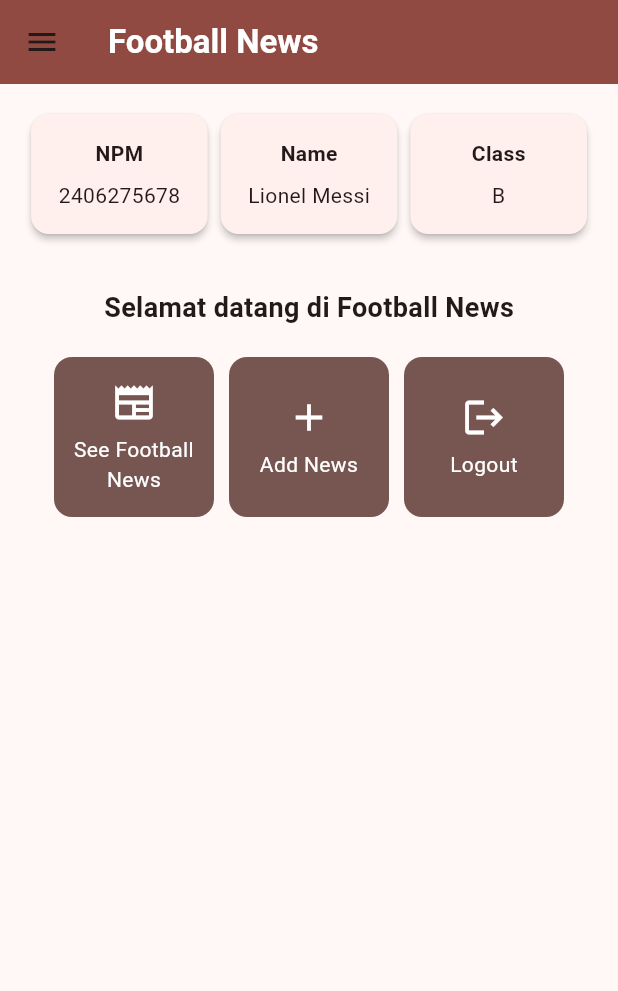
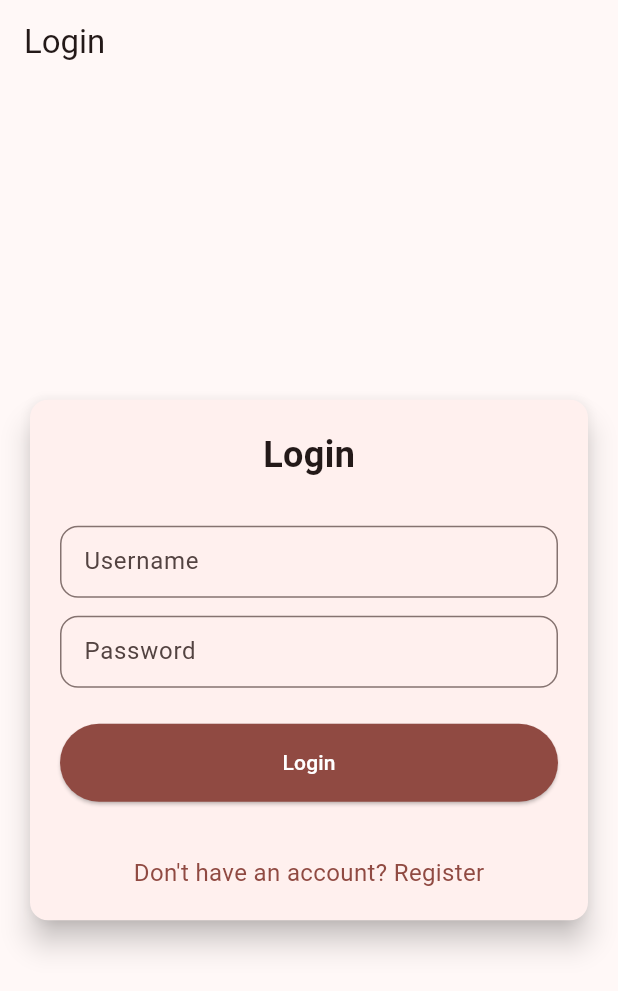
Before and after one commit to skrjmcdc/football-news-mobile, a Flutter app: the screen it shows after launch, on a phone screen of 412 x 824 dp. Shown: the top 991 px of the screen. Run offline on Flutter 3.47's test engine with Material 3 defaults, Android fonts, the phone set to English and light mode, and no system bars; missing offline and left inert: pbp_django_auth.

Commit message:
Implement login and register

```diff
--- a/lib/main.dart
+++ b/lib/main.dart
@@ -1,5 +1,8 @@
 import 'package:flutter/material.dart';
 import 'package:football_news/screens/menu.dart';
+import 'package:football_news/screens/login.dart';
+import 'package:pbp_django_auth/pbp_django_auth.dart';
+import 'package:provider/provider.dart';
 
 void main() {
   runApp(const MyApp());
@@ -11,7 +14,13 @@ class MyApp extends StatelessWidget {
   // This widget is the root of your application.
   @override
   Widget build(BuildContext context) {
-    return MaterialApp(
+
+    return Provider(
+      create: (_) {
+        CookieRequest request = CookieRequest();
+        return request;
+      },
+      child: MaterialApp(
         title: 'Flutter Demo',
         theme: ThemeData(
           // This is the theme of your application.
@@ -33,7 +42,8 @@ class MyApp extends StatelessWidget {
 /*        colorScheme: ColorScheme.fromSwatch(primarySwatch: Colors.blue)
               .copyWith(secondary: Colors.blueAccent[400]),*/
         ),
-      home: MyHomePage(),
+        home: const LoginPage(),
+      )
     );
   }
 }
--- /dev/null
+++ b/lib/screens/login.dart
@@ -0,0 +1,178 @@
+import 'package:football_news/screens/menu.dart';
+import 'package:football_news/screens/register.dart';
+import 'package:flutter/material.dart';
+import 'package:pbp_django_auth/pbp_django_auth.dart';
+import 'package:provider/provider.dart';
+
+void main() {
+  runApp(const LoginApp());
+}
+
+class LoginApp extends StatelessWidget {
+  const LoginApp({super.key});
+
+  @override
+  Widget build(BuildContext context) {
+    return MaterialApp(
+      title: 'Login',
+      theme: ThemeData(
+        useMaterial3: true,
+        colorScheme: ColorScheme.fromSwatch(primarySwatch: Colors.blue)
+          .copyWith(secondary: Colors.blueAccent[400]),
+      ),
+      home: const LoginPage(),
+    );
+  }
+}
+
+class LoginPage extends StatefulWidget {
+  const LoginPage({super.key});
+
+  @override
+  State<LoginPage> createState() => _LoginPageState();
+}
+
+class _LoginPageState extends State<LoginPage> {
+  final TextEditingController _usernameController = TextEditingController();
+  final TextEditingController _passwordController = TextEditingController();
+
+  @override
+  Widget build(BuildContext context) {
+    final request = context.watch<CookieRequest>();
+
+    return Scaffold(
+        appBar: AppBar(
+            title: const Text('Login'),
+        ),
+        body: Center(
+            child: SingleChildScrollView(
+              padding: const EdgeInsets.all(16.0),
+              child: Card(
+                elevation: 8,
+                shape: RoundedRectangleBorder(
+                  borderRadius: BorderRadius.circular(12.0),
+                ),
+            child: Padding(
+              padding: const EdgeInsets.all(20.0),
+              child: Column(
+                mainAxisSize: MainAxisSize.min,
+                children: [
+                  const Text(
+                    'Login',
+                    style: TextStyle(
+                      fontSize: 24.0,
+                      fontWeight: FontWeight.bold,
+                    ),
+                  ),
+                  const SizedBox(height: 30.0),
+                  TextField(
+                    controller: _usernameController,
+                    decoration: const InputDecoration(
+                      labelText: 'Username',
+                      hintText: 'Enter your username',
+                      border: OutlineInputBorder(
+                        borderRadius: BorderRadius.all(Radius.circular(12.0)),
+                      ),
+                      contentPadding:
+                          EdgeInsets.symmetric(horizontal: 12.0, vertical: 8.0),
+                    ),
+                  ),
+                  const SizedBox(height: 12.0),
+                  TextField(
+                    controller: _passwordController,
+                    decoration: const InputDecoration(
+                      labelText: 'Password',
+                      hintText: 'Enter your password',
+                      border: OutlineInputBorder(
+                        borderRadius: BorderRadius.all(Radius.circular(12.0)),
+                      ),
+                      contentPadding:
+                          EdgeInsets.symmetric(horizontal: 12.0, vertical: 8.0),
+                    ),
+                    obscureText: true,
+                  ),
+                  const SizedBox(height: 24.0),
+                  ElevatedButton(
+                    onPressed: () async {
+                      String username = _usernameController.text;
+                      String password = _passwordController.text;
+
+                      // Check credentials
+                      final response = await request
+                          .login("http://localhost:8000/auth/login/", {
+                        'username': username,
+                        'password': password,
+                      });
+
+                      if (request.loggedIn) {
+                        String message = response['message'];
+                        String uname = response['username'];
+                        if (context.mounted) {
+                          Navigator.pushReplacement(
+                            context,
+                            MaterialPageRoute(
+                                builder: (context) => MyHomePage()),
+                          );
+                          ScaffoldMessenger.of(context)
+                            ..hideCurrentSnackBar()
+                            ..showSnackBar(
+                              SnackBar(
+                                  content:
+                                      Text("$message Welcome, $uname.")),
+                            );
+                        }
+                      } else {
+                        if (context.mounted) {
+                          showDialog(
+                            context: context,
+                            builder: (context) => AlertDialog(
+                              title: const Text('Login Failed'),
+                              content: Text(response['message']),
+                              actions: [
+                                TextButton(
+                                  child: const Text('OK'),
+                                  onPressed: () {
+                                    Navigator.pop(context);
+                                  },
+                                ),
+                              ],
+                            ),
+                          );
+                        }
+                      }
+                    },
+                    style: ElevatedButton.styleFrom(
+                      foregroundColor: Colors.white,
+                      minimumSize: Size(double.infinity, 50),
+                      backgroundColor: Theme.of(context).colorScheme.primary,
+                      padding: const EdgeInsets.symmetric(vertical: 16.0),
+                    ),
+                    child: const Text('Login'),
+                  ),
+                  const SizedBox(height: 36.0),
+                  GestureDetector(
+                    onTap: () {
+                      Navigator.push(
+                        context,
+                        MaterialPageRoute(
+                          builder: (context) => const RegisterPage(),
+                        ),
+                      );
+                    },
+                    child: Text(
+                      'Don\'t have an account? Register',
+                      style: TextStyle(
+                        color: Theme.of(context).colorScheme.primary,
+                        fontSize: 16.0,
+                      ),
+                    ),
+                  ),
+                ],
+              ),
+            ),
+          ),
+        ),
+      ),
+    );
+  }
+}
--- a/pubspec.yaml
+++ b/pubspec.yaml
@@ -34,6 +34,8 @@ dependencies:
   # The following adds the Cupertino Icons font to your application.
   # Use with the CupertinoIcons class for iOS style icons.
   cupertino_icons: ^1.0.8
+  provider: ^6.1.5+1
+  pbp_django_auth: ^0.4.0
 
 dev_dependencies:
   flutter_test:
```
Also changed, not shown: lib/screens/register.dart (added, +163 -0 lines), lib/widgets/news_card.dart (+28 -1 lines), pubspec.lock, 1 other file. Lines whose indentation alone changed are shown as unchanged.
